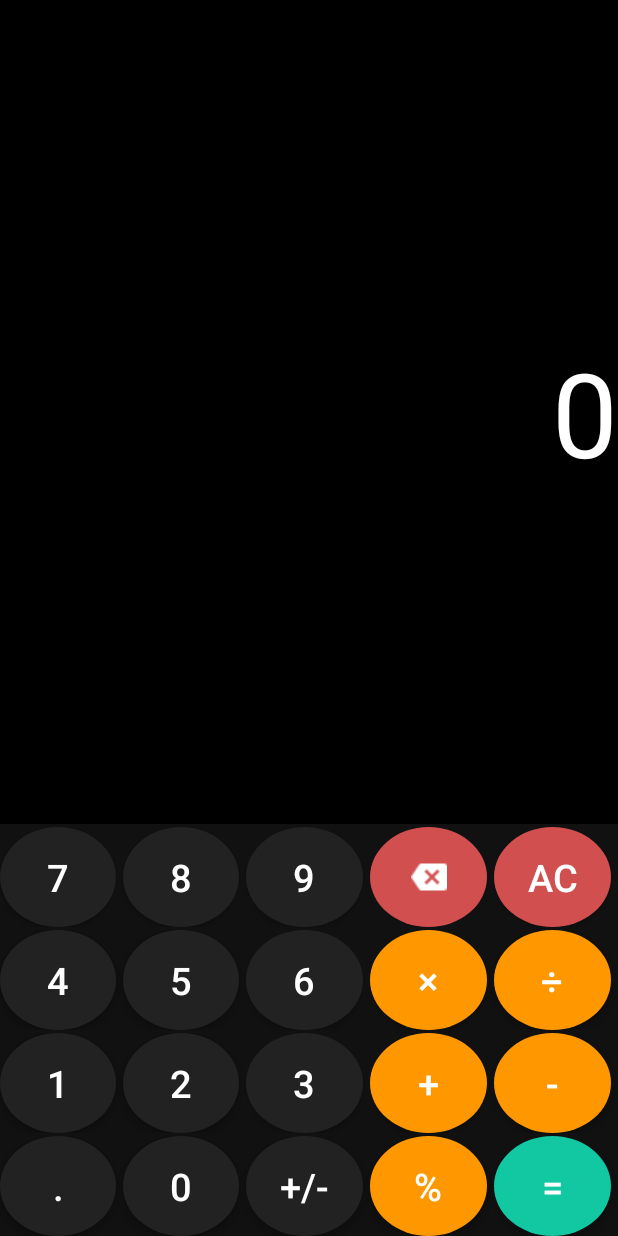
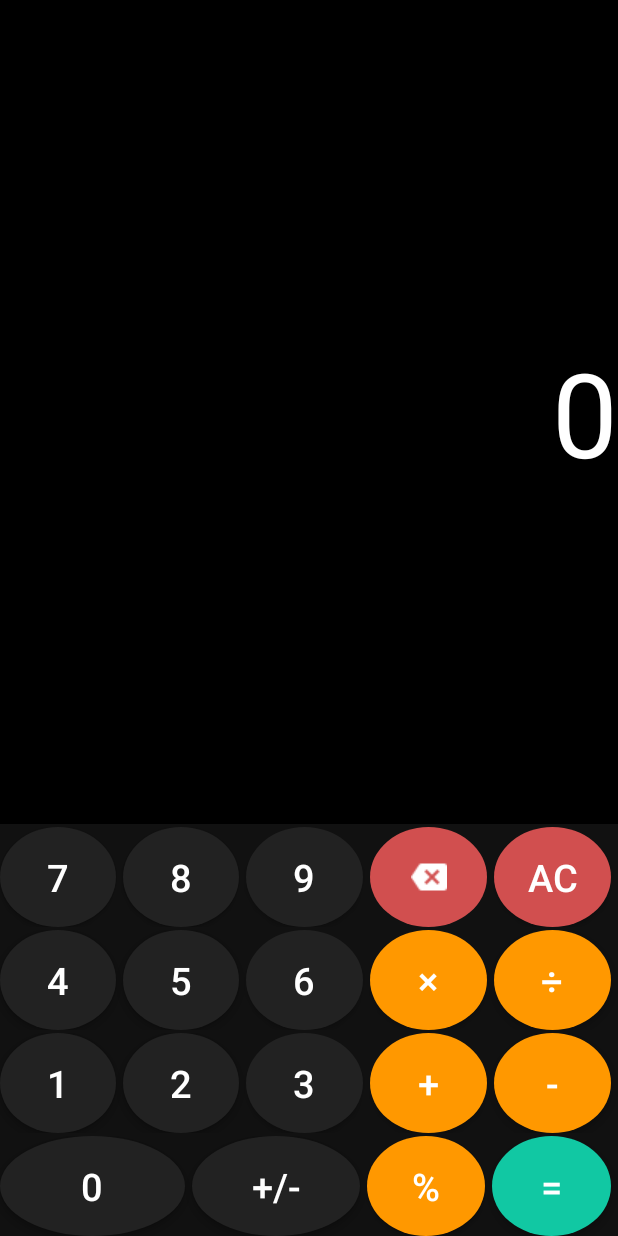
Before and after one commit to EzechielXD/Calculatrice, an Android app: the screen it shows after launch (MainActivity), on a phone screen of 412 x 824 dp. Run offline under Robolectric (Android 15) with nearby library versions, the phone set to English and light mode, and no system bars.

Commit message:
dernier commit

```diff
--- a/app/src/main/AndroidManifest.xml
+++ b/app/src/main/AndroidManifest.xml
@@ -14,7 +14,7 @@
         tools:targetApi="31">
         <activity
             android:name=".MainActivity"
-            android:screenOrientation="portrait"
+
             android:exported="true">
             <intent-filter>
                 <action android:name="android.intent.action.MAIN" />
--- /dev/null
+++ b/app/src/main/res/drawable/click_equal_land.xml
@@ -0,0 +1,5 @@
+<?xml version="1.0" encoding="utf-8"?>
+<shape xmlns:android="http://schemas.android.com/apk/res/android">
+    <corners android:radius="5000sp"/>
+    <solid android:color="@color/green"/>
+</shape>
--- /dev/null
+++ b/app/src/main/res/drawable/click_landscape.xml
@@ -0,0 +1,5 @@
+<?xml version="1.0" encoding="utf-8"?>
+<shape xmlns:android="http://schemas.android.com/apk/res/android">
+    <corners android:radius="5000sp"/>
+        <solid android:color="#CD3A3A3A"/>
+</shape>
--- /dev/null
+++ b/app/src/main/res/drawable/click_op_landscape.xml
@@ -0,0 +1,5 @@
+<?xml version="1.0" encoding="utf-8"?>
+<shape xmlns:android="http://schemas.android.com/apk/res/android">
+    <corners android:radius="5000sp"/>
+    <solid android:color="@color/orange"/>
+</shape>
--- /dev/null
+++ b/app/src/main/res/drawable/click_reset_land.xml
@@ -0,0 +1,5 @@
+<?xml version="1.0" encoding="utf-8"?>
+<shape xmlns:android="http://schemas.android.com/apk/res/android">
+    <corners android:radius="5000sp"/>
+    <solid android:color="@color/red"/>
+</shape>
--- a/app/src/main/res/layout-land/acivity_paysage.xml
+++ b/app/src/main/res/layout-land/activity_main.xml
@@ -43,7 +43,7 @@
                 android:layout_height="30pt"
                 android:layout_marginRight="2pt"
                 android:layout_weight="1"
-                android:background="@color/io_background"
+                android:background="@drawable/click_landscape"
                 android:onClick="numberEvent"
                 android:text="7"
                 android:textColor="@color/white"
@@ -55,7 +55,7 @@
                 android:layout_height="30pt"
                 android:layout_marginRight="2pt"
                 android:layout_weight="1"
-                android:background="@color/io_background"
+                android:background="@drawable/click_landscape"
                 android:onClick="numberEvent"
                 android:text="8"
                 android:textColor="@color/white"
@@ -67,7 +67,7 @@
                 android:layout_height="30pt"
                 android:layout_marginRight="2pt"
                 android:layout_weight="1"
-                android:background="@color/io_background"
+                android:background="@drawable/click_landscape"
                 android:onClick="numberEvent"
                 android:text="9"
                 android:textColor="@color/white"
@@ -79,7 +79,7 @@
                 android:layout_height="30pt"
                 android:layout_marginRight="2pt"
                 android:layout_weight="1"
-                android:background="@color/io_background"
+                android:background="@drawable/click_reset_land"
                 android:onClick="backspaceEvent"
                 android:scaleType="center"
                 android:src="@drawable/backspace"
@@ -92,7 +92,7 @@
                 android:layout_height="30pt"
                 android:layout_marginRight="2pt"
                 android:layout_weight="1"
-                android:background="@color/io_background"
+                android:background="@drawable/click_reset_land"
                 android:onClick="resetEvent"
                 android:text="AC"
                 android:textColor="@color/white"
@@ -111,7 +111,7 @@
                 android:layout_width="30pt"
                 android:layout_height="30pt"
                 android:text="4"
-                android:background="@color/io_background"
+                android:background="@drawable/click_landscape"
                 android:textColor="@color/white"
                 android:textSize="25dp"
                 android:layout_marginRight="2pt"
@@ -125,7 +125,7 @@
                 android:layout_height="30pt"
                 android:text="5"
                 android:textColor="@color/white"
-                android:background="@color/io_background"
+                android:background="@drawable/click_landscape"
                 android:textSize="25dp"
                 android:layout_marginRight="2pt"
                 android:onClick="numberEvent"
@@ -136,7 +136,7 @@
                 android:layout_width="30pt"
                 android:layout_height="30pt"
                 android:text="6"
-                android:background="@color/io_background"
+                android:background="@drawable/click_landscape"
                 android:textColor="@color/white"
                 android:textSize="25dp"
                 android:layout_marginRight="2pt"
@@ -148,7 +148,7 @@
                 android:layout_width="30pt"
                 android:layout_height="30pt"
                 android:text="×"
-                android:background="@color/io_background"
+                android:background="@drawable/click_op_landscape"
                 android:textColor="@color/white"
                 android:textSize="25dp"
                 android:layout_marginRight="2pt"
@@ -160,7 +160,7 @@
                 android:layout_width="30pt"
                 android:layout_height="30pt"
                 android:text="÷"
-                android:background="@color/io_background"
+                android:background="@drawable/click_op_landscape"
                 android:textColor="@color/white"
                 android:textSize="25dp"
                 android:layout_marginRight="2pt"
@@ -179,7 +179,7 @@
                 android:layout_width="30pt"
                 android:layout_height="30pt"
                 android:text="1"
-                android:background="@color/io_background"
+                android:background="@drawable/click_landscape"
                 android:textColor="@color/white"
                 android:textSize="25dp"
                 android:layout_marginRight="2pt"
@@ -192,7 +192,7 @@
                 android:layout_width="30pt"
                 android:layout_height="30pt"
                 android:text="2"
-                android:background="@color/io_background"
+                android:background="@drawable/click_landscape"
                 android:textColor="@color/white"
                 android:textSize="25dp"
                 android:layout_marginRight="2pt"
@@ -204,7 +204,7 @@
                 android:layout_width="30pt"
                 android:layout_height="30pt"
                 android:text="3"
-                android:background="@color/io_background"
+                android:background="@drawable/click_landscape"
                 android:textColor="@color/white"
                 android:textSize="25dp"
                 android:layout_marginRight="2pt"
@@ -216,7 +216,7 @@
                 android:layout_width="30pt"
                 android:layout_height="30pt"
                 android:text="+"
-                android:background="@color/io_background"
+                android:background="@drawable/click_op_landscape"
                 android:textColor="@color/white"
                 android:textSize="25dp"
                 android:layout_marginRight="2pt"
@@ -228,7 +228,7 @@
                 android:layout_width="30pt"
                 android:layout_height="30pt"
                 android:text="-"
-                android:background="@color/io_background"
+                android:background="@drawable/click_op_landscape"
                 android:textColor="@color/white"
                 android:textSize="25dp"
                 android:layout_marginRight="2pt"
@@ -247,26 +247,15 @@
         android:layout_height="wrap_content"
         android:orientation="horizontal">
 
-        <Button
-            android:id="@+id/buVirgule"
-            android:layout_width="30pt"
-            android:layout_height="30pt"
-            android:layout_marginRight="2pt"
-            android:layout_weight="1"
-            android:background="@color/io_background"
-            android:textColor="@color/white"
-            android:text="."
-            android:textSize="25dp"
-            android:onClick="numberEvent"
-            ></Button>
+
 
         <Button
             android:id="@+id/bu0"
             android:layout_weight="1"
-            android:layout_width="30pt"
+            android:layout_width="98pt"
             android:layout_height="30pt"
             android:text="0"
-            android:background="@color/io_background"
+            android:background="@drawable/click_landscape"
             android:textColor="@color/white"
             android:textSize="25dp"
             android:layout_marginRight="2pt"
@@ -280,7 +269,7 @@
             android:layout_width="30pt"
             android:layout_height="30pt"
             android:text="+/-"
-            android:background="@color/io_background"
+            android:background="@drawable/click_landscape"
             android:textColor="@color/white"
             android:textSize="25dp"
             android:layout_marginRight="2pt"
@@ -292,7 +281,7 @@
             android:layout_width="30pt"
             android:layout_height="30pt"
             android:text="%"
-            android:background="@color/io_background"
+            android:background="@drawable/click_op_landscape"
             android:textColor="@color/white"
             android:textSize="25dp"
             android:layout_marginRight="2pt"
@@ -304,7 +293,7 @@
             android:layout_width="30pt"
             android:layout_height="30pt"
             android:text="="
-            android:background="@color/io_background"
+            android:background="@drawable/click_equal_land"
             android:textColor="@color/white"
             android:textSize="25dp"
             android:layout_marginRight="2pt"
--- a/app/src/main/res/layout/activity_main.xml
+++ b/app/src/main/res/layout/activity_main.xml
@@ -239,21 +239,10 @@
         android:layout_height="wrap_content"
         android:orientation="horizontal">
 
-        <Button
-            android:id="@+id/buVirgule"
-            android:layout_width="30pt"
-            android:layout_height="30pt"
-            android:layout_marginRight="2pt"
-            android:layout_weight="1"
-            android:background="@drawable/click_effect"
-            android:onClick="numberEvent"
-            android:text="."
-            android:textColor="@color/white"
-            android:textSize="25dp"></Button>
 
         <Button
             android:id="@+id/bu0"
-            android:layout_width="30pt"
+            android:layout_width="50pt"
             android:layout_height="30pt"
             android:layout_marginRight="2pt"
             android:layout_weight="1"
@@ -266,7 +255,7 @@
 
         <Button
             android:id="@+id/buPlusMoins"
-            android:layout_width="30pt"
+            android:layout_width="45pt"
             android:layout_height="30pt"
             android:layout_marginRight="2pt"
             android:layout_weight="1"
```
Also changed, not shown: app/src/main/java/com/example/calculatrice/MainActivity.kt (+0 -7 lines).
